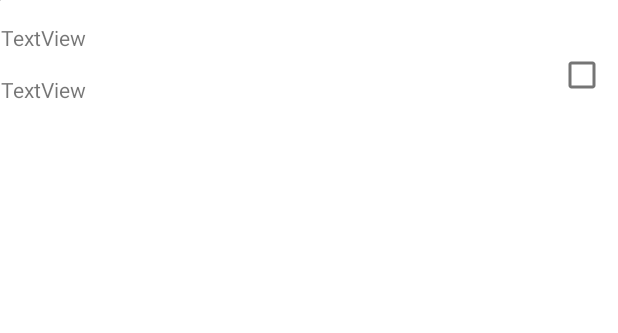
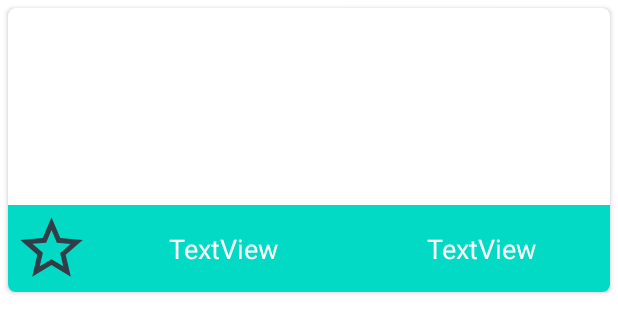
Before and after one commit to Onegold11/SteamNewsViewer, an Android app: the layout app_recycler_item.xml on its own in the app's theme, with its tools: preview values and no code run, on a phone screen of 412 x 824 dp. Shown: the top 333 px of the screen. Run offline under Robolectric (Android 15) with nearby library versions, the phone set to English and light mode, and no system bars.

Commit message:
[Update] Add cardview and check box

```diff
--- a/app/build.gradle
+++ b/app/build.gradle
@@ -73,4 +73,7 @@ dependencies {
 
     /* 코루틴 - 비동기 실행 */
     implementation 'org.jetbrains.kotlinx:kotlinx-coroutines-android:1.3.9'
+
+    /* card view */
+    implementation "androidx.cardview:cardview:1.0.0"
 }
--- a/app/src/main/AndroidManifest.xml
+++ b/app/src/main/AndroidManifest.xml
@@ -1,7 +1,8 @@
 <?xml version="1.0" encoding="utf-8"?>
 <manifest xmlns:android="http://schemas.android.com/apk/res/android"
     package="com.example.steamnewsrssviewer">
-    <uses-permission android:name="android.permission.INTERNET"/>
+
+    <uses-permission android:name="android.permission.INTERNET" />
 
     <application
         android:allowBackup="true"
@@ -10,6 +11,8 @@
         android:roundIcon="@mipmap/ic_launcher_round"
         android:supportsRtl="true"
         android:theme="@style/Theme.SteamNewsRssViewer">
+        <activity android:name=".NewsActivity"></activity>
+        <activity android:name=".NewsListActivity" />
         <activity android:name=".MainActivity">
             <intent-filter>
                 <action android:name="android.intent.action.MAIN" />
--- a/app/src/main/java/com/example/steamnewsrssviewer/memuFragment/SearchFragment.kt
+++ b/app/src/main/java/com/example/steamnewsrssviewer/memuFragment/SearchFragment.kt
@@ -19,6 +19,7 @@ import com.example.steamnewsrssviewer.steamappdata.App
 import com.example.steamnewsrssviewer.steamappdb.RoomHelper
 import com.example.steamnewsrssviewer.steamappdb.RoomSteamApp
 import kotlinx.coroutines.*
+import kotlin.concurrent.thread
 
 class SearchFragment : SteamAppFragment() {
     private lateinit var binding: FragmentSearchBinding
--- a/app/src/main/java/com/example/steamnewsrssviewer/steamappdata/SteamAppData.kt
+++ b/app/src/main/java/com/example/steamnewsrssviewer/steamappdata/SteamAppData.kt
@@ -1,5 +1,6 @@
 package com.example.steamnewsrssviewer.steamappdata
 
+import com.example.steamnewsrssviewer.steamappdb.RoomSteamApp
 import com.google.gson.annotations.SerializedName
 
 data class SteamAppData(
--- a/app/src/main/java/com/example/steamnewsrssviewer/steamappdb/RoomSteamApp.kt
+++ b/app/src/main/java/com/example/steamnewsrssviewer/steamappdb/RoomSteamApp.kt
@@ -7,7 +7,8 @@ import androidx.room.PrimaryKey
 @Entity(tableName = "orm_steam_app")
 class RoomSteamApp(
     @PrimaryKey
-    @ColumnInfo var appId: Int, @ColumnInfo var title: String
+    @ColumnInfo(name = "id") var appid: Int,
+    @ColumnInfo(name = "name") var name: String
 ) {
 
 }
--- /dev/null
+++ b/app/src/main/res/drawable/custom_checkbox.xml
@@ -0,0 +1,9 @@
+<?xml version="1.0" encoding="utf-8"?>
+<selector xmlns:android="http://schemas.android.com/apk/res/android">
+    <!-- checked -->
+    <item android:state_checked="true"
+        android:drawable="@drawable/ic_baseline_star_24"/>
+    <!-- unchecked -->
+    <item android:state_checked="false"
+        android:drawable="@drawable/ic_baseline_star_outline_24"/>
+</selector>
--- /dev/null
+++ b/app/src/main/res/drawable/ic_baseline_star_24.xml
@@ -0,0 +1,5 @@
+<vector android:height="24dp" android:tint="#FFEB3B"
+    android:viewportHeight="24" android:viewportWidth="24"
+    android:width="24dp" xmlns:android="http://schemas.android.com/apk/res/android">
+    <path android:fillColor="@android:color/white" android:pathData="M12,17.27L18.18,21l-1.64,-7.03L22,9.24l-7.19,-0.61L12,2 9.19,8.63 2,9.24l5.46,4.73L5.82,21z"/>
+</vector>
--- /dev/null
+++ b/app/src/main/res/drawable/ic_baseline_star_outline_24.xml
@@ -0,0 +1,5 @@
+<vector android:height="24dp" android:tint="#333D48"
+    android:viewportHeight="24" android:viewportWidth="24"
+    android:width="24dp" xmlns:android="http://schemas.android.com/apk/res/android">
+    <path android:fillColor="@android:color/white" android:pathData="M22,9.24l-7.19,-0.62L12,2 9.19,8.63 2,9.24l5.46,4.73L5.82,21 12,17.27 18.18,21l-1.63,-7.03L22,9.24zM12,15.4l-3.76,2.27 1,-4.28 -3.32,-2.88 4.38,-0.38L12,6.1l1.71,4.04 4.38,0.38 -3.32,2.88 1,4.28L12,15.4z"/>
+</vector>
--- a/app/src/main/res/layout/app_recycler_item.xml
+++ b/app/src/main/res/layout/app_recycler_item.xml
@@ -4,41 +4,76 @@
     xmlns:tools="http://schemas.android.com/tools"
     android:id="@+id/item"
     android:layout_width="match_parent"
-    android:layout_height="100dp">
+    android:layout_height="200dp"
+    android:orientation="vertical">
+
+    <androidx.cardview.widget.CardView
+        android:layout_width="match_parent"
+        android:layout_height="match_parent"
+        android:layout_weight="1"
+        android:layout_margin="5dp"
+        app:cardCornerRadius="5dp">
+
+        <androidx.constraintlayout.widget.ConstraintLayout
+            android:layout_width="match_parent"
+            android:layout_height="match_parent">
 
             <ImageView
                 android:id="@+id/imageView"
-        android:layout_width="wrap_content"
-        android:layout_height="wrap_content"
-        android:scaleType="centerInside"
-        tools:srcCompat="@tools:sample/avatars" />
+                android:layout_width="0dp"
+                android:layout_height="0dp"
+                android:scaleType="centerCrop"
+                app:layout_constraintBottom_toTopOf="@+id/linearLayout"
+                app:layout_constraintEnd_toEndOf="parent"
+                app:layout_constraintStart_toStartOf="parent"
+                app:layout_constraintTop_toTopOf="parent" />
 
             <LinearLayout
-        android:layout_width="0dp"
-        android:layout_height="match_parent"
-        android:layout_weight="1"
-        android:orientation="vertical">
+                android:id="@+id/linearLayout"
+                android:layout_width="match_parent"
+                android:layout_height="wrap_content"
+                android:background="@color/teal_200"
+                android:orientation="horizontal"
+                app:layout_constraintBottom_toBottomOf="parent"
+                app:layout_constraintEnd_toEndOf="parent"
+                app:layout_constraintStart_toStartOf="parent"
+                app:layout_constraintTop_toBottomOf="@+id/imageView">
+
+                <CheckBox
+                    android:id="@+id/checkBox"
+                    android:layout_width="50dp"
+                    android:layout_height="50dp"
+                    android:layout_margin="4dp"
+                    android:button="@android:color/transparent"
+                    android:background="@drawable/custom_checkbox"
+                    android:gravity="center" />
 
                 <TextView
                     android:id="@+id/textTitle"
-            android:layout_width="match_parent"
+                    android:layout_width="wrap_content"
                     android:layout_height="match_parent"
                     android:layout_weight="1"
-            android:gravity="center_vertical"
+                    android:ellipsize="end"
+                    android:gravity="center"
+                    android:maxLength="20"
+                    android:maxLines="1"
                     android:text="TextView"
-            android:textSize="14sp" />
+                    android:textColor="@color/white"
+                    android:textSize="18sp" />
 
                 <TextView
-            android:id="@+id/textId"
-            android:layout_width="match_parent"
+                    android:id="@+id/textAppid"
+                    android:layout_width="wrap_content"
                     android:layout_height="match_parent"
                     android:layout_weight="1"
-            android:text="TextView" />
+                    android:gravity="center"
+                    android:maxLines="1"
+                    android:text="TextView"
+                    android:textColor="@color/white"
+                    android:textSize="18sp" />
             </LinearLayout>
 
-    <CheckBox
-        android:id="@+id/checkBox"
-        android:layout_width="wrap_content"
-        android:layout_height="match_parent"
-        android:layout_weight="0" />
+        </androidx.constraintlayout.widget.ConstraintLayout>
+    </androidx.cardview.widget.CardView>
+
 </LinearLayout>
```
Also changed, not shown: app/src/main/java/com/example/steamnewsrssviewer/MainActivity.kt (+7 -9 lines), app/src/main/java/com/example/steamnewsrssviewer/NewsActivity.kt (added, +11 -0 lines), app/src/main/java/com/example/steamnewsrssviewer/NewsListActivity.kt (added, +13 -0 lines), app/src/main/java/com/example/steamnewsrssviewer/recycleradapter/SteamAppAdapter.kt (+16 -6 lines), app/src/main/java/com/example/steamnewsrssviewer/steamappdb/RoomHelper.kt (+6 -1 lines), app/src/main/java/com/example/steamnewsrssviewer/steamappdb/RoomSteamAppDao.kt (+3 -7 lines), app/src/main/res/layout/activity_news.xml (added, +9 -0 lines), app/src/main/res/layout/activity_news_list.xml (added, +9 -0 lines). Lines whose indentation alone changed are shown as unchanged.
